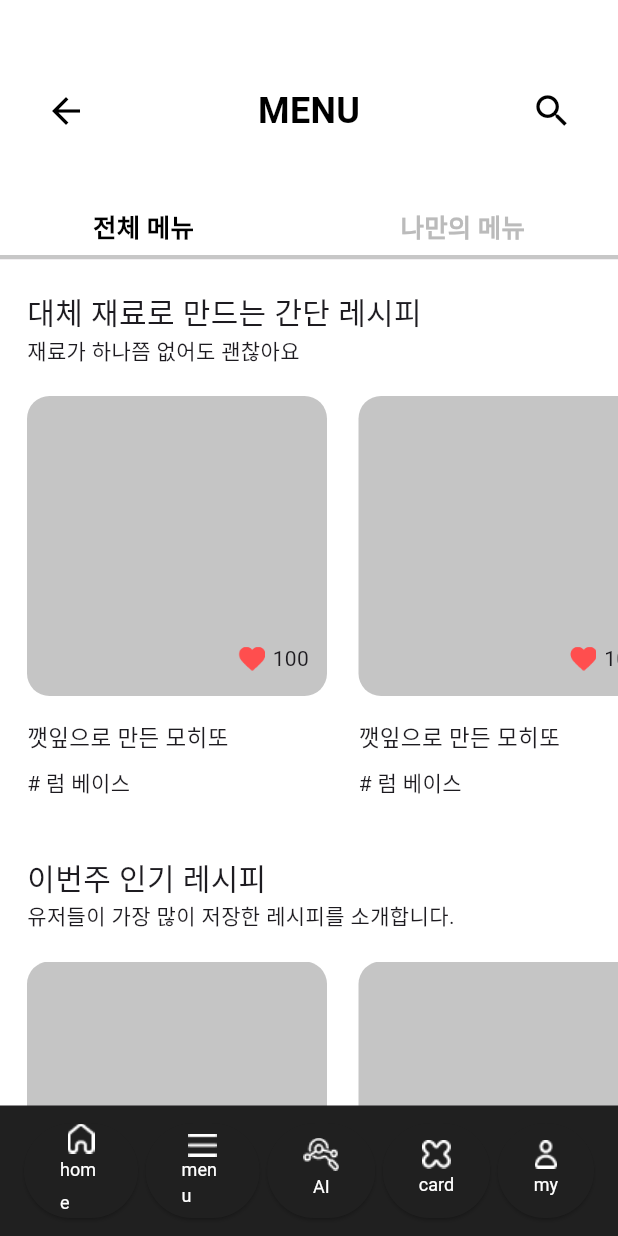
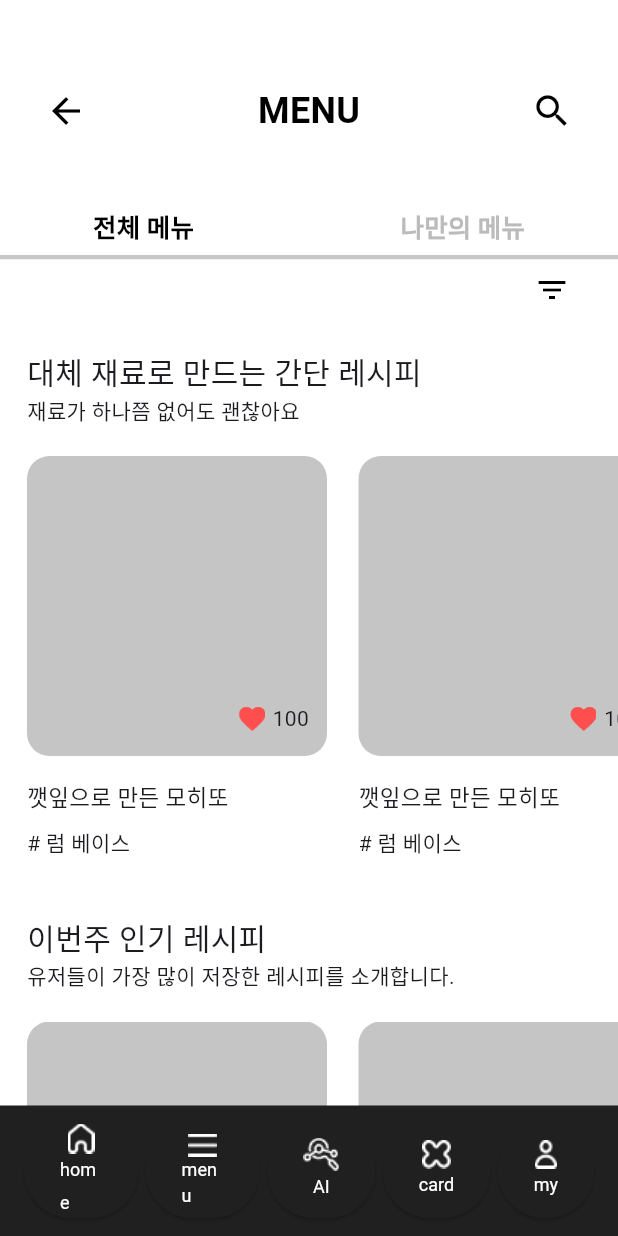
Before and after one commit to ketchup0211/DevKor-cocktailApp, a Flutter app: the screen it shows after launch, on a phone screen of 412 x 824 dp. Run offline on Flutter 3.47's test engine with Material 3 defaults, Android fonts, the phone set to English and light mode, and no system bars; Roboto replaces fonts that are missing (Pretendard).

Commit message:
[ADD] 필터 버튼 및 컨테이너 추가

```diff
--- a/lib/main.dart
+++ b/lib/main.dart
@@ -318,6 +318,26 @@ class _MyAppState extends State<MyApp> {
                   decoration: const BoxDecoration(
                     color: Color(0xFFC7C7C7),
                   )),
+              Container(
+                height: 40,
+                decoration: const BoxDecoration(
+                  color: Colors.white,
+                ),
+                child: Align(
+                  alignment: Alignment.centerRight, // 아이콘을 오른쪽 중앙에 배치
+                  child: Padding(
+                    padding:
+                        const EdgeInsets.only(right: 20), // 오른쪽에 10픽셀 패딩 추가
+                    child: IconButton(
+                      icon: const Icon(Icons.filter_list),
+                      onPressed: () {
+                        print("Filter icon tapped!");
+                      },
+                      color: Colors.black,
+                    ),
+                  ),
+                ),
+              ),
               Flexible(
                 flex: 1,
                 child: Container(
```
